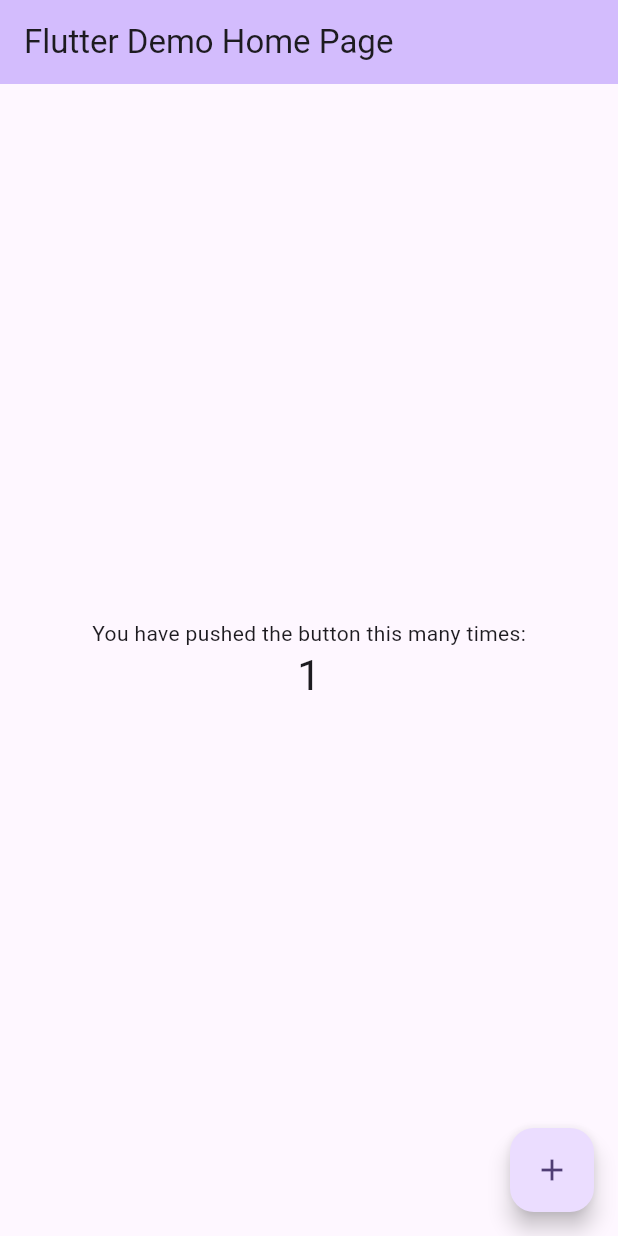
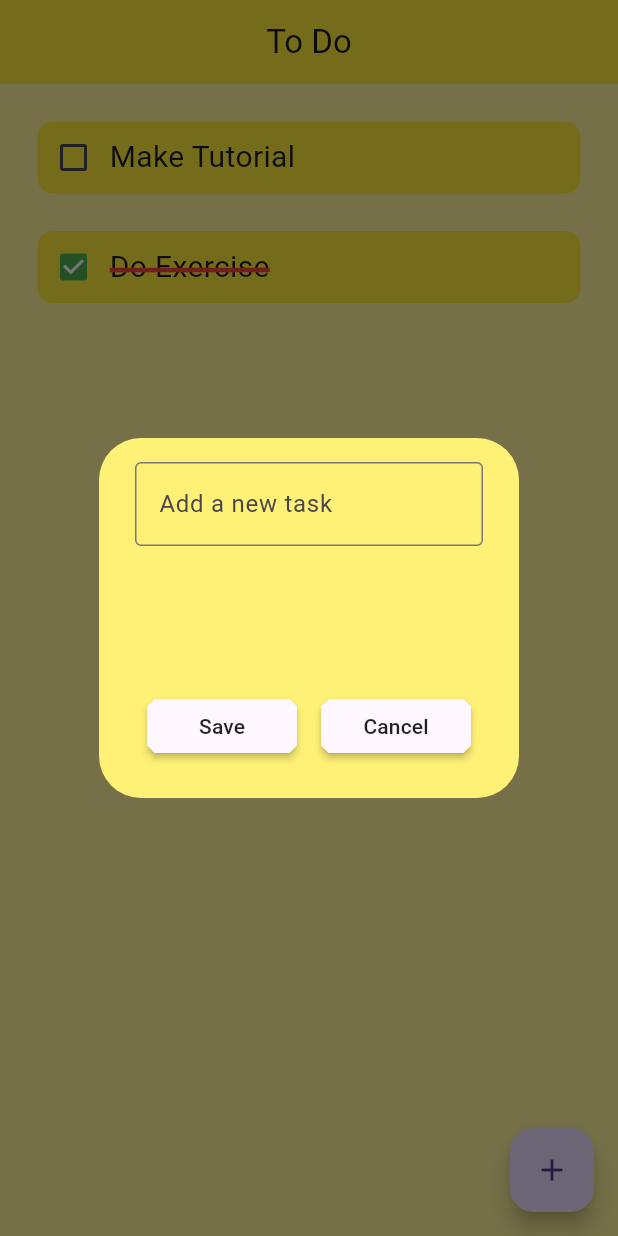
Before and after one commit to aminamin13/TO-DO-APP, a Flutter app: the screen it shows after launch, after a tap on the "add" icon, on a phone screen of 412 x 824 dp. Run offline on Flutter 3.47's test engine with Material 3 defaults, Android fonts, the phone set to English and light mode, and no system bars; drawn by our look-alikes of flutter_slidable; our stand-ins replace hive_flutter; accounts and stored records are empty.

Commit message:
finall edit

```diff
--- /dev/null
+++ b/lib/data/database.dart
@@ -0,0 +1,28 @@
+import 'package:hive_flutter/hive_flutter.dart';
+
+class ToDoDatabase {
+  List toDoList = [];
+
+  // reference the box
+
+  final _myBox = Hive.box('mybox');
+
+// run this method when the app starts
+  void createInitialData() {
+    toDoList = [
+      ["Make Tutorial", false],
+      ["Do Exercise", true],
+    ];
+  }
+
+  // load the data from the database
+  void loadData() {
+
+      toDoList = _myBox.get("TODOLIST");
+  }
+
+  // update the database
+  void updateDataBase() {
+    _myBox.put("TODOLIST", toDoList);
+  }
+}
--- a/lib/main.dart
+++ b/lib/main.dart
@@ -1,6 +1,14 @@
 import 'package:flutter/material.dart';
+import 'package:hive_flutter/hive_flutter.dart';
 
-void main() {
+import 'package:to_do_app/pages/homePage.dart';
+
+void main() async {
+// initialize hive
+  await Hive.initFlutter();
+
+  var box = await Hive.openBox('mybox');
+
   runApp(const MyApp());
 }
 
@@ -11,115 +19,13 @@ class MyApp extends StatelessWidget {
   @override
   Widget build(BuildContext context) {
     return MaterialApp(
-      title: 'Flutter Demo',
       theme: ThemeData(
-        // This is the theme of your application.
-        //
-        // TRY THIS: Try running your application with "flutter run". You'll see
-        // the application has a purple toolbar. Then, without quitting the app,
-        // try changing the seedColor in the colorScheme below to Colors.green
-        // and then invoke "hot reload" (save your changes or press the "hot
-        // reload" button in a Flutter-supported IDE, or press "r" if you used
-        // the command line to start the app).
-        //
-        // Notice that the counter didn't reset back to zero; the application
-        // state is not lost during the reload. To reset the state, use hot
-        // restart instead.
-        //
-        // This works for code too, not just values: Most code changes can be
-        // tested with just a hot reload.
-        colorScheme: ColorScheme.fromSeed(seedColor: Colors.deepPurple),
-        useMaterial3: true,
+        appBarTheme:
+            AppBarTheme(backgroundColor: Colors.yellow, centerTitle: true),
+        primarySwatch: Colors.yellow,
       ),
-      home: const MyHomePage(title: 'Flutter Demo Home Page'),
+      debugShowCheckedModeBanner: false,
+      home: HomePage(),
     );
   }
 }
-
-class MyHomePage extends StatefulWidget {
-  const MyHomePage({super.key, required this.title});
-
-  // This widget is the home page of your application. It is stateful, meaning
-  // that it has a State object (defined below) that contains fields that affect
-  // how it looks.
-
-  // This class is the configuration for the state. It holds the values (in this
-  // case the title) provided by the parent (in this case the App widget) and
-  // used by the build method of the State. Fields in a Widget subclass are
-  // always marked "final".
-
-  final String title;
-
-  @override
-  State<MyHomePage> createState() => _MyHomePageState();
-}
-
-class _MyHomePageState extends State<MyHomePage> {
-  int _counter = 0;
-
-  void _incrementCounter() {
-    setState(() {
-      // This call to setState tells the Flutter framework that something has
-      // changed in this State, which causes it to rerun the build method below
-      // so that the display can reflect the updated values. If we changed
-      // _counter without calling setState(), then the build method would not be
-      // called again, and so nothing would appear to happen.
-      _counter++;
-    });
-  }
-
-  @override
-  Widget build(BuildContext context) {
-    // This method is rerun every time setState is called, for instance as done
-    // by the _incrementCounter method above.
-    //
-    // The Flutter framework has been optimized to make rerunning build methods
-    // fast, so that you can just rebuild anything that needs updating rather
-    // than having to individually change instances of widgets.
-    return Scaffold(
-      appBar: AppBar(
-        // TRY THIS: Try changing the color here to a specific color (to
-        // Colors.amber, perhaps?) and trigger a hot reload to see the AppBar
-        // change color while the other colors stay the same.
-        backgroundColor: Theme.of(context).colorScheme.inversePrimary,
-        // Here we take the value from the MyHomePage object that was created by
-        // the App.build method, and use it to set our appbar title.
-        title: Text(widget.title),
-      ),
-      body: Center(
-        // Center is a layout widget. It takes a single child and positions it
-        // in the middle of the parent.
-        child: Column(
-          // Column is also a layout widget. It takes a list of children and
-          // arranges them vertically. By default, it sizes itself to fit its
-          // children horizontally, and tries to be as tall as its parent.
-          //
-          // Column has various properties to control how it sizes itself and
-          // how it positions its children. Here we use mainAxisAlignment to
-          // center the children vertically; the main axis here is the vertical
-          // axis because Columns are vertical (the cross axis would be
-          // horizontal).
-          //
-          // TRY THIS: Invoke "debug painting" (choose the "Toggle Debug Paint"
-          // action in the IDE, or press "p" in the console), to see the
-          // wireframe for each widget.
-          mainAxisAlignment: MainAxisAlignment.center,
-          children: <Widget>[
-            const Text(
-              'You have pushed the button this many times:',
-            ),
-            Text(
-              '$_counter',
-              style: Theme.of(context).textTheme.headlineMedium,
-            ),
-          ],
-        ),
-      ),
-      floatingActionButton: FloatingActionButton(
-        onPressed: _incrementCounter,
-        tooltip: 'Increment',
-        child: const Icon(Icons.add),
-      ), // This trailing comma makes auto-formatting nicer for build methods.
-    );
-  }
-}
--- /dev/null
+++ b/lib/pages/homePage.dart
@@ -0,0 +1,103 @@
+import 'package:flutter/material.dart';
+import 'package:flutter/widgets.dart';
+import 'package:hive_flutter/hive_flutter.dart';
+import 'package:to_do_app/data/database.dart';
+import 'package:to_do_app/utlities/dialog_box.dart';
+import 'package:to_do_app/utlities/todo_tile.dart';
+
+class HomePage extends StatefulWidget {
+  const HomePage({super.key});
+
+  @override
+  State<HomePage> createState() => _HomePageState();
+}
+
+class _HomePageState extends State<HomePage> {
+  // reference the hive box
+
+  final _myBox = Hive.box('mybox');
+  ToDoDatabase db = ToDoDatabase();
+
+  @override
+  void initState() {
+    // TODO: implement initState
+    super.initState();
+    if (_myBox.get("TODOLIST") == null) {
+      db.createInitialData();
+    } else {
+      db.loadData();
+    }
+  }
+
+  final TextEditingController _controller = TextEditingController();
+
+  //checkbox was tapped
+  void checkBoxChanged(bool? value, int index) {
+    setState(() {
+      db.toDoList[index][1] = !db.toDoList[index][1];
+    });
+    db.updateDataBase();
+  }
+
+  void createNewTask() {
+    showDialog(
+      context: context,
+      builder: (context) {
+        return DialogBox(
+          textController: _controller,
+          onSave: saveNewTask,
+          onCancel: () => Navigator.of(context).pop(),
+        );
+      },
+    );
+  }
+
+  void saveNewTask() {
+    setState(() {
+      db.toDoList.add([_controller.text, false]);
+
+      _controller.clear();
+    });
+    Navigator.of(context).pop();
+
+    db.updateDataBase();
+  }
+
+  void deleteTask(int index) {
+    setState(() {
+      db.toDoList.remove(db.toDoList[index]);
+    });
+
+    db.updateDataBase();
+  }
+
+  @override
+  Widget build(BuildContext context) {
+    return Scaffold(
+        backgroundColor: Colors.yellow[200],
+        appBar: AppBar(
+          title: Text("To Do"),
+        ),
+        floatingActionButton: FloatingActionButton(
+          onPressed: () {
+            createNewTask();
+          },
+          child: Icon(Icons.add),
+        ),
+        body: ListView.builder(
+          itemCount: db.toDoList.length,
+          itemBuilder: (context, index) {
+            return ToDoTile(
+              taskName: db.toDoList[index][0],
+              taskCompleted: db.toDoList[index][1],
+              onChanged: (value) {
+                checkBoxChanged(value, index);
+              },
+              deleteFunction: (BuildContext) {
+                deleteTask(index);
+              },
+            );
+          },
+        ));
+  }
+}
--- /dev/null
+++ b/lib/utlities/dialog_box.dart
@@ -0,0 +1,61 @@
+// ignore_for_file: prefer_const_constructors, prefer_const_literals_to_create_immutables
+
+import 'package:flutter/material.dart';
+import 'package:flutter/widgets.dart';
+import 'package:flutter_slidable/flutter_slidable.dart';
+import 'package:to_do_app/utlities/my_button.dart';
+
+// ignore: must_be_immutable
+class DialogBox extends StatelessWidget {
+  DialogBox(
+      {super.key,
+      required this.textController,
+      required this.onSave,
+      required this.onCancel});
+  TextEditingController textController;
+
+  VoidCallback onSave;
+
+  VoidCallback onCancel;
+
+  @override
+  Widget build(BuildContext context) {
+
+    return AlertDialog(
+        backgroundColor: Colors.yellow[300],
+        content: Container(
+            height: 200,
+            child: Column(
+              children: [
+                //get user input
+                TextFormField(
+                  controller: textController,
+                  maxLines: 4,
+                  minLines: 1,
+                  decoration: InputDecoration(
+                    border: OutlineInputBorder(),
+                    hintText: "Add a new task",
+                  ),
+                ),
+                Spacer(
+                  flex: 1,
+                ),
+                Row(
+                  mainAxisAlignment: MainAxisAlignment.spaceAround,
+                  children: [
+                    MyButton(
+                        text: "Save",
+                        onPressed: () {
+                          onSave();
+                        }),
+                    MyButton(
+                        text: "Cancel",
+                        onPressed: () {
+                          onCancel();
+                        })
+                  ],
+                )
+              ],
+            )));
+  }
+}
--- /dev/null
+++ b/lib/utlities/my_button.dart
@@ -0,0 +1,19 @@
+import 'package:flutter/material.dart';
+
+class MyButton extends StatelessWidget {
+  MyButton({super.key, required this.text, required this.onPressed});
+  final String text;
+
+  VoidCallback onPressed;
+
+  @override
+  Widget build(BuildContext context) {
+    return MaterialButton(
+      onPressed: onPressed,
+      child: Text(text),
+      color: Theme.of(context).dialogBackgroundColor,
+      minWidth: 100,
+      shape: BeveledRectangleBorder(borderRadius: BorderRadius.circular(5)),
+    );
+  }
+}
--- /dev/null
+++ b/lib/utlities/todo_tile.dart
@@ -0,0 +1,62 @@
+import 'package:flutter/material.dart';
+import 'package:flutter_slidable/flutter_slidable.dart';
+
+class ToDoTile extends StatelessWidget {
+  ToDoTile(
+      {super.key,
+      required this.taskName,
+      required this.taskCompleted,
+      required this.onChanged,
+      required this.deleteFunction});
+
+  final String taskName;
+  final bool taskCompleted;
+  void Function(bool?) onChanged;
+  Function(BuildContext)? deleteFunction;
+
+  @override
+  Widget build(BuildContext context) {
+    return Padding(
+      padding: const EdgeInsets.only(left: 25, right: 25, top: 25),
+      child: Slidable(
+        endActionPane: ActionPane(motion: const StretchMotion(), children: [
+          SlidableAction(
+            onPressed: deleteFunction,
+            icon: Icons.delete,
+            backgroundColor: Colors.red,
+            borderRadius: BorderRadius.circular(10),
+          )
+        ]),
+        child: Container(
+          width: double.infinity,
+          decoration: BoxDecoration(
+            color: Colors.yellow,
+            borderRadius: BorderRadius.circular(10),
+          ),
+          child: Row(
+            children: [
+              // checkbox
+              Checkbox(
+                value: taskCompleted,
+                onChanged: onChanged,
+                activeColor: Colors.green,
+                checkColor: Colors.white,
+              ),
+
+              Text(
+                taskName,
+                style: TextStyle(
+                    fontSize: 20,
+                    decoration: taskCompleted
+                        ? TextDecoration.lineThrough
+                        : TextDecoration.none,
+                    decorationColor: Colors.red,
+                    decorationThickness: 3),
+              ),
+            ],
+          ),
+        ),
+      ),
+    );
+  }
+}
--- a/pubspec.yaml
+++ b/pubspec.yaml
@@ -35,10 +35,16 @@ dependencies:
   # The following adds the Cupertino Icons font to your application.
   # Use with the CupertinoIcons class for iOS style icons.
   cupertino_icons: ^1.0.6
+  flutter_slidable: ^3.1.0
+  hive: ^2.2.3
+  hive_flutter: ^1.1.0
+
 
 dev_dependencies:
   flutter_test:
     sdk: flutter
+  hive_generator: ^2.0.1
+  build_runner: ^2.4.9
 
   # The "flutter_lints" package below contains a set of recommended lints to
   # encourage good coding practices. The lint set provided by the package is
```
Also changed, not shown: pubspec.lock, 3 other files.
